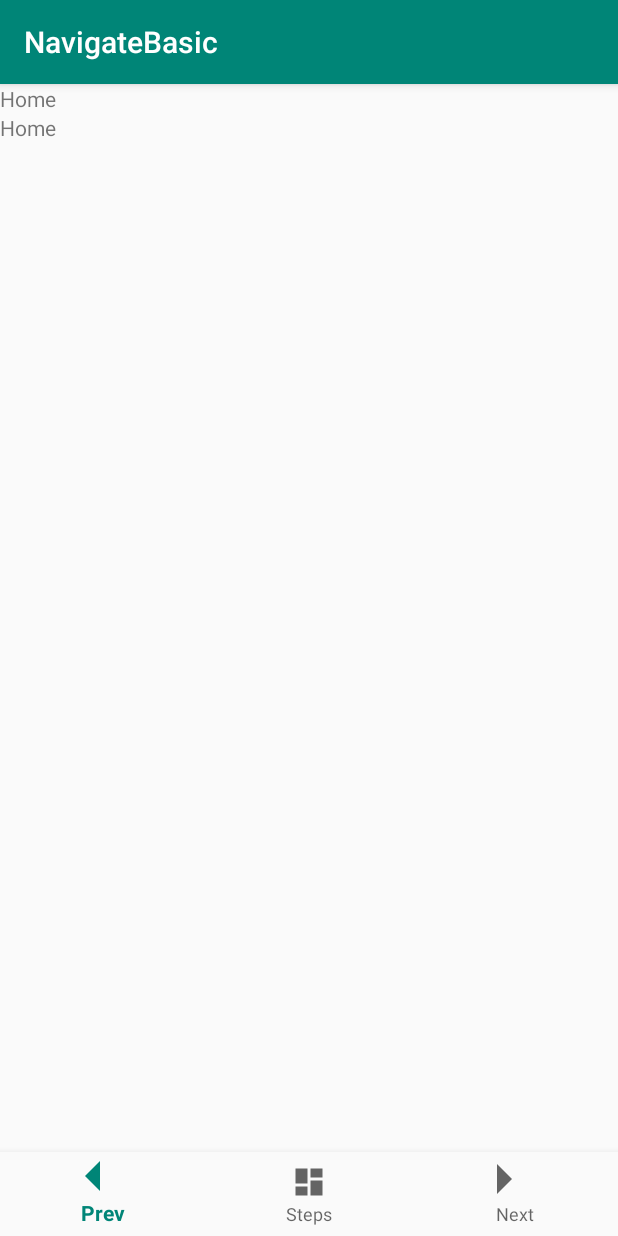
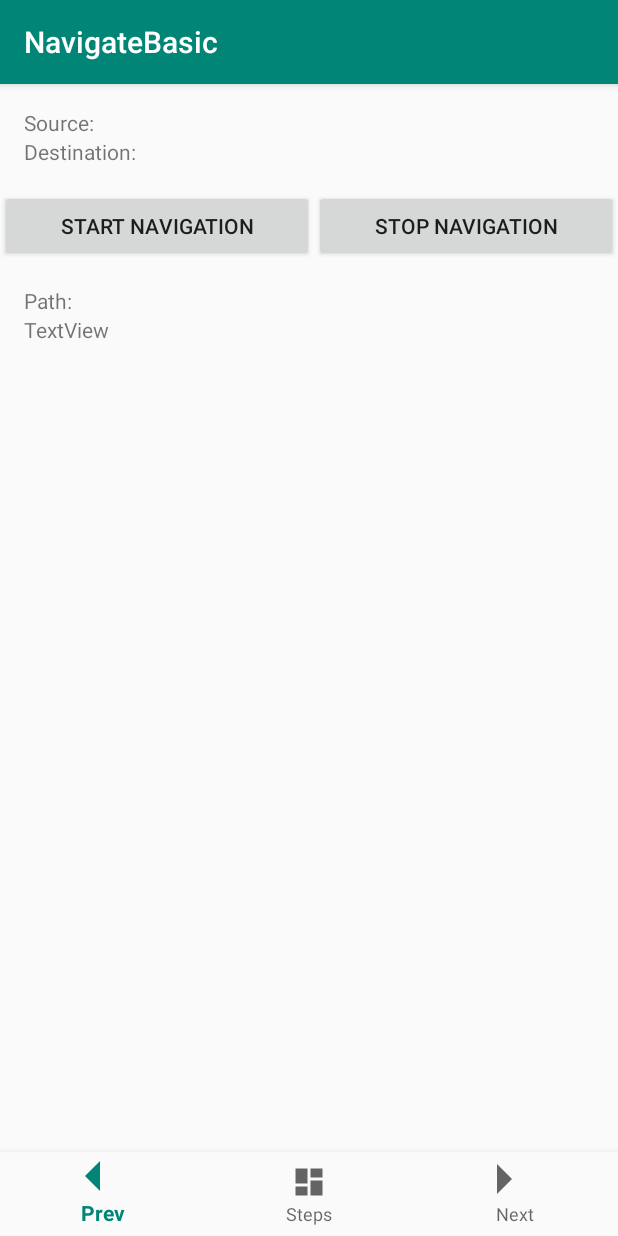
Before and after one commit to rcj9719/ar-indoor-navigation, an Android app: the NavigateBasic screen opened directly, with no data from a screen before it, on a phone screen of 412 x 824 dp. Run offline under Robolectric (Android 15) with nearby library versions, the phone set to English and light mode, and no system bars.

Commit message:
Pedometer update incomplete

```diff
--- a/ARIN_Phase2/app/src/main/java/com/example/rcjoshi/arinphase2/NavigateBasic.java
+++ b/ARIN_Phase2/app/src/main/java/com/example/rcjoshi/arinphase2/NavigateBasic.java
@@ -12,6 +12,8 @@ import android.support.annotation.NonNull;
 import android.support.design.widget.BottomNavigationView;
 import android.support.v7.app.AppCompatActivity;
 import android.view.MenuItem;
+import android.view.View;
+import android.widget.Button;
 import android.widget.TextView;
 import android.widget.Toast;
 
@@ -20,9 +22,11 @@ public class NavigateBasic extends AppCompatActivity implements SensorEventListe
     private StepDetector simpleStepDetector;
     private SensorManager sensorManager;
     private Sensor accelerometer;
-    private int numSteps=0;
+    private int numSteps=0, limNumSteps=-1;
 
-    private TextView mSrcMessage,mDestMessage;
+    private TextView mSrcMessage,mDestMessage,mNavMsg,mNumStepsMsg;
+    private int mListenerRegistered=0;
+    Button mStartNav,mStopNav;
     int mDestNum=0,mSrcNum=0;
     int mDestGroup=0,mSrcGroup=0;
     int mDir=0;
@@ -62,7 +66,21 @@ public class NavigateBasic extends AppCompatActivity implements SensorEventListe
         accelerometer = sensorManager.getDefaultSensor(Sensor.TYPE_ACCELEROMETER);
         simpleStepDetector = new StepDetector();
         simpleStepDetector.registerListener(this);
+        numSteps=0;
         sensorManager.registerListener(NavigateBasic.this, accelerometer, SensorManager.SENSOR_DELAY_FASTEST);
+        mListenerRegistered=1;
+
+        mSrcMessage = (TextView) findViewById(R.id.srcmessage);
+        mDestMessage = (TextView) findViewById(R.id.destmessage);
+        mNavMsg = (TextView) findViewById(R.id.navigationmsg);
+        mNumStepsMsg = (TextView) findViewById(R.id.numstepsmsg);
+        mStartNav = (Button) findViewById(R.id.startnavbtn);
+        mStopNav = (Button) findViewById(R.id.stopnavbtn);
+
+        mStartNav.setOnClickListener(new View.OnClickListener() {
+            @Override
+            public void onClick(View v) {
+                Toast.makeText(getApplicationContext(),"Navigation Started",Toast.LENGTH_SHORT).show();
 
                 String mSavedSrc="Hello 000",mSavedDest="Hello 000";
                 SharedPreferences sd=getSharedPreferences("data",Context.MODE_PRIVATE);
@@ -82,6 +100,7 @@ public class NavigateBasic extends AppCompatActivity implements SensorEventListe
                 {   mDestNum = 109; mDestGroup=2;   }
                 else
                 {
+                    mDestMessage.setText("Destination selected: "+mSavedDest.substring(mSavedDest.length() - 3));
                     //Toast.makeText(getApplicationContext(),"Dest:"+mSavedDest.substring(mSavedDest.length() - 3),Toast.LENGTH_SHORT).show();
                     mDestNum = Integer.parseInt(mSavedDest.substring(mSavedDest.length() - 3));
                     if (mDestNum<=105)
@@ -98,6 +117,7 @@ public class NavigateBasic extends AppCompatActivity implements SensorEventListe
                 {   mSrcNum = 109; mSrcGroup=2;   }
                 else
                 {
+                    mSrcMessage.setText("Source selected: "+mSavedSrc.substring(mSavedSrc.length() - 3));
                     //Toast.makeText(getApplicationContext(),"Src:"+mSavedSrc.substring(mSavedSrc.length() - 3),Toast.LENGTH_SHORT).show();
                     mSrcNum = Integer.parseInt(mSavedSrc.substring(mSavedSrc.length() - 3));
                     //mSrcNum=0;
@@ -119,39 +139,63 @@ public class NavigateBasic extends AppCompatActivity implements SensorEventListe
                         mDir=-1;
                         for (int i=mAryPtrSrc-1; i>=mAryPtrDest; i+=mDir)
                         {
-                    Toast.makeText(getApplicationContext(),"Steps:"+mStepsG1[i]+"Towards Entrance",Toast.LENGTH_SHORT).show();
+                            mNavMsg.setText("Inside the loop");
+                            if (mListenerRegistered!=1) {
+                                limNumSteps = mStepsG1[i];
+                                //while (mStepsFlag==0){}
+                                mNavMsg.setText(mStepsG1[i] + " steps towards Entrance");
+                                Toast.makeText(getApplicationContext(), mStepsG1[i] +
+                                        " steps towards Entrance", Toast.LENGTH_SHORT).show();
+                                sensorManager.registerListener(NavigateBasic.this,
+                                        accelerometer,SensorManager.SENSOR_DELAY_FASTEST);
                             }
-                Toast.makeText(getApplicationContext(),"Direction: Towards Entrance",Toast.LENGTH_SHORT).show();
+                            //else
+                            //    i++;
+                        }
+                        //Toast.makeText(getApplicationContext(),"Direction: Towards Entrance",Toast.LENGTH_SHORT).show();
                     }
                     else if (mSrcGroup==1 && mSrcNum<mDestNum){
                         mDir=1;
                         for (int i=mAryPtrSrc; i<mAryPtrDest; i+=mDir)
                         {
-                    Toast.makeText(getApplicationContext(),"Steps:"+mStepsG1[i]+"Towards 105",Toast.LENGTH_SHORT).show();
+                            Toast.makeText(getApplicationContext(),mStepsG1[i]+
+                                    " steps towards 105",Toast.LENGTH_SHORT).show();
                         }
-                Toast.makeText(getApplicationContext(),"Direction: Towards 105",Toast.LENGTH_SHORT).show();
+                        //Toast.makeText(getApplicationContext(),"Direction: Towards 105",Toast.LENGTH_SHORT).show();
                     }
                     else if (mSrcGroup==2 && mSrcNum<mDestNum){
                         mDir=1;
                         for (int i=mAryPtrSrc; i<mAryPtrDest; i+=mDir)
                         {
-                    Toast.makeText(getApplicationContext(),"Steps:"+mStepsG2[i]+"Towards Entrance",Toast.LENGTH_SHORT).show();
+                            Toast.makeText(getApplicationContext(),mStepsG2[i]+
+                                    " steps towards Entrance",Toast.LENGTH_SHORT).show();
                         }
-                Toast.makeText(getApplicationContext(),"Direction: Towards Entrance",Toast.LENGTH_SHORT).show();
+                        //Toast.makeText(getApplicationContext(),"Direction: Towards Entrance",Toast.LENGTH_SHORT).show();
                     }
                     else if (mSrcGroup==2 && mSrcNum>mDestNum){
                         mDir=-1;
                         for (int i=mAryPtrSrc-1; i>=mAryPtrDest; i+=mDir)
                         {
-                    Toast.makeText(getApplicationContext(),"Steps:"+mStepsG2[i]+"Towards 105",Toast.LENGTH_SHORT).show();
+                            Toast.makeText(getApplicationContext(),mStepsG2[i]+
+                                    " steps towards 105",Toast.LENGTH_SHORT).show();
                         }
-                Toast.makeText(getApplicationContext(),"Direction: Towards 105",Toast.LENGTH_SHORT).show();
+                        //Toast.makeText(getApplicationContext(),"Direction: Towards 105",Toast.LENGTH_SHORT).show();
                     }
                 }
                 else
                 {
                     Toast.makeText(getApplicationContext(),"Cross the Passage",Toast.LENGTH_SHORT).show();
                 }
+            }
+        });
+
+        mStopNav.setOnClickListener(new View.OnClickListener() {
+            @Override
+            public void onClick(View v) {
+                sensorManager.unregisterListener(NavigateBasic.this);
+                mListenerRegistered=0;
+            }
+        });
 
         BottomNavigationView navigation = (BottomNavigationView) findViewById(R.id.bottom_navigation);
         navigation.setOnNavigationItemSelectedListener(mOnNavigationItemSelectedListener);
@@ -173,5 +217,11 @@ public class NavigateBasic extends AppCompatActivity implements SensorEventListe
     @Override
     public void step(long timeNs) {
         numSteps++;
+        mNumStepsMsg.setText("Steps : " + numSteps);
+        if (numSteps==limNumSteps) {
+            mListenerRegistered = 0;
+            sensorManager.unregisterListener(NavigateBasic.this);
+            numSteps=0;
         }
     }
+}
--- a/ARIN_Phase2/app/src/main/res/layout/activity_destination.xml
+++ b/ARIN_Phase2/app/src/main/res/layout/activity_destination.xml
@@ -11,8 +11,8 @@
         android:id="@+id/destination_list"
         android:layout_width="match_parent"
         android:layout_height="wrap_content"
-        android:entries="@array/destinations">
-    </ListView>
+        android:entries="@array/destinations"
+        android:paddingBottom="25dp"></ListView>
 
     <android.support.design.widget.BottomNavigationView
         android:id="@+id/bottom_navigation_dest"
--- a/ARIN_Phase2/app/src/main/res/layout/activity_navigate_basic.xml
+++ b/ARIN_Phase2/app/src/main/res/layout/activity_navigate_basic.xml
@@ -10,21 +10,66 @@
     <LinearLayout
         android:layout_width="match_parent"
         android:layout_height="wrap_content"
-        android:orientation="vertical">
+        android:orientation="vertical"
+        android:paddingTop="16dp">
+
         <TextView
             android:id="@+id/srcmessage"
             android:layout_width="match_parent"
             android:layout_height="wrap_content"
-            android:text="@string/title_home"
+            android:paddingLeft="16dp"
+            android:text="Source: "
             app:layout_constraintLeft_toLeftOf="parent"
             app:layout_constraintTop_toTopOf="parent" />
+
         <TextView
             android:id="@+id/destmessage"
             android:layout_width="match_parent"
             android:layout_height="wrap_content"
-            android:text="@string/title_home"
+            android:paddingLeft="16dp"
+            android:text="Destination: "
             app:layout_constraintLeft_toLeftOf="parent"
             app:layout_constraintTop_toTopOf="parent" />
+
+        <LinearLayout
+            android:layout_width="match_parent"
+            android:layout_height="wrap_content"
+            android:orientation="horizontal"
+            android:paddingTop="16dp">
+
+
+            <Button
+                android:id="@+id/startnavbtn"
+                android:layout_width="wrap_content"
+                android:layout_height="wrap_content"
+                android:layout_weight="1"
+                android:text="Start Navigation" />
+
+            <Button
+                android:id="@+id/stopnavbtn"
+                android:layout_width="wrap_content"
+                android:layout_height="wrap_content"
+                android:layout_weight="1"
+                android:text="Stop Navigation" />
+
+        </LinearLayout>
+
+        <TextView
+            android:id="@+id/navigationmsg"
+            android:layout_width="wrap_content"
+            android:layout_height="wrap_content"
+            android:layout_weight="1"
+            android:paddingLeft="16dp"
+            android:paddingTop="16dp"
+            android:text="Path: " />
+
+        <TextView
+            android:id="@+id/numstepsmsg"
+            android:layout_width="match_parent"
+            android:layout_height="wrap_content"
+            android:paddingLeft="16dp"
+            android:text="TextView" />
+
     </LinearLayout>
 
     <android.support.design.widget.BottomNavigationView
--- a/ARIN_Phase2/app/src/main/res/values/locations.xml
+++ b/ARIN_Phase2/app/src/main/res/values/locations.xml
@@ -30,7 +30,5 @@
         <item>Washroom</item>
         <item>HOD Cabin</item>
         <item>Entrance</item>
-        <item></item>
-        <item></item>
     </string-array>
 </resources>
```
Also changed, not shown: ARIN_Phase2/app/src/main/res/layout/activity_source_identification.xml (+19 -12 lines). Lines whose indentation alone changed are shown as unchanged.
